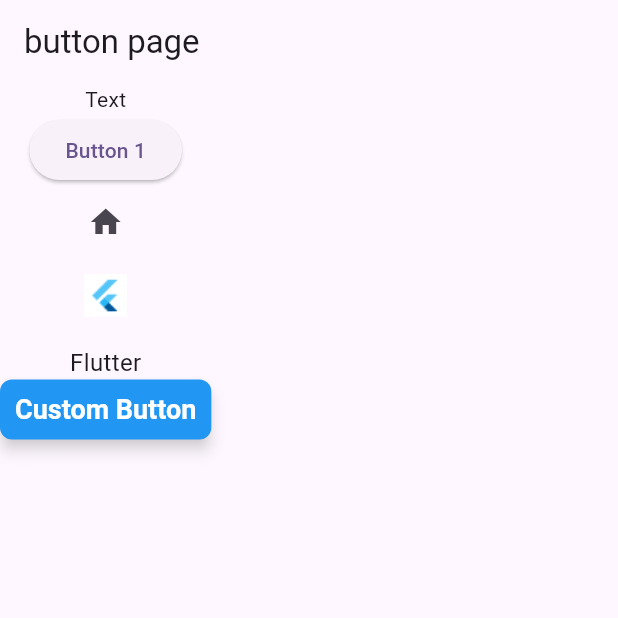
After one commit to chillaxkc/flutter_demo, a Flutter app: the ButtonPage screen opened directly, on a phone screen of 412 x 824 dp, the top half of it. The commit adds this screen. Run offline on Flutter 3.47's test engine with Material 3 defaults, Android fonts, the phone set to English and light mode, and no system bars.

Commit message:
添加按钮一般用法

```diff
--- a/flutter_demo/lib/setting/base_use_page.dart
+++ b/flutter_demo/lib/setting/base_use_page.dart
@@ -1,6 +1,7 @@
 
 import 'package:flutter/material.dart';
 import 'package:flutter_demo/setting/text_page.dart';
+import 'button_page.dart';
 
 class BaseUsePage extends StatefulWidget {
 
@@ -54,10 +55,10 @@ class _BaseUsePageState extends State<BaseUsePage> {
     print('Setting $index');
     switch (index) {
       case 0:
-        pushTextAction();
+        pushTextAction(TextPage());
         break;
       case 1:
-        print('Setting $index');
+        pushTextAction(ButtonPage());
         break;
       case 2:
         print('Setting $index');
@@ -66,10 +67,10 @@ class _BaseUsePageState extends State<BaseUsePage> {
         print('Setting $index');
     }
   }
-  void pushTextAction(){
+  void pushTextAction(Widget page){
     Navigator.push(
       context,
-      MaterialPageRoute(builder: (context) => TextPage()),
+      MaterialPageRoute(builder: (context) => page),
     );
   }
 }
--- /dev/null
+++ b/flutter_demo/lib/setting/button_page.dart
@@ -0,0 +1,75 @@
+import 'package:flutter/material.dart';
+
+class ButtonPage extends StatefulWidget {
+  @override
+  State<ButtonPage> createState() => _ButtonPageState();
+}
+
+class _ButtonPageState extends State<ButtonPage> {
+  @override
+  Widget build(BuildContext context) {
+    return Scaffold(
+      appBar: AppBar(
+        title: const Text('button page'),
+      ),
+      body: Column(crossAxisAlignment: CrossAxisAlignment.center, children: [
+        Text('Text'),
+        ElevatedButton(
+          onPressed: () {
+            print('Button 1 pressed');
+          },
+          child: Text('Button 1'),
+        ),
+        IconButton(
+          onPressed: () {
+            print('Image Button pressed');
+          },
+          icon: Icon(Icons.home),
+        ),
+        Column(
+          mainAxisAlignment: MainAxisAlignment.center,
+          children: [
+            Image.asset(
+              'assets/images/icon_flutter.png', // 替换为你的图片路径
+              height: 50.0,
+              width: 50.0,
+            ),
+            SizedBox(height: 8.0),
+            Text(
+              'Flutter',
+              style: TextStyle(fontSize: 16.0),
+            ),
+          ],
+        ),
+        ElevatedButton(
+          onPressed: () {
+            print('Button 1 pressed');
+          },
+          child: Text('Custom Button'),
+          style: ElevatedButton.styleFrom(
+            backgroundColor: Colors.blue, // 背景颜色
+            foregroundColor: Colors.white, // 文字颜色
+            padding: EdgeInsets.symmetric(horizontal: 10.0, vertical: 10.0), // 内边距
+            shape: RoundedRectangleBorder( // 圆角
+              borderRadius: BorderRadius.circular(8.0),
+            ),
+            elevation: 4.0, // 阴影高度
+            shadowColor: Colors.grey.withOpacity(0.5), // 阴影颜色
+            side: BorderSide.none, // 边框
+            minimumSize: Size(120.0, 48.0), // 最小尺寸
+            splashFactory: InkRipple.splashFactory, // 水波纹效果
+            overlayColor: MaterialStateColor.resolveWith((states) {
+              if (states.contains(MaterialState.pressed)) {
+                return Colors.grey.withOpacity(0.2);
+              }
+              return Colors.transparent;
+            }), // 按下时的颜色覆盖
+            textStyle: TextStyle(fontSize: 18.0, fontWeight: FontWeight.bold), // 文字样式
+            alignment: Alignment.center, // 文字位置
+            visualDensity: VisualDensity.compact, // 视觉密度
+          ),
+        ),
+      ]),
+    );
+  }
+}
--- a/flutter_demo/pubspec.yaml
+++ b/flutter_demo/pubspec.yaml
@@ -59,9 +59,8 @@ flutter:
   uses-material-design: true
 
   # To add assets to your application, add an assets section, like this:
-  # assets:
-  #   - images/a_dot_burr.jpeg
-  #   - images/a_dot_ham.jpeg
+  assets:
+     - assets/images/
 
   # An image asset can refer to one or more resolution-specific "variants", see
   # https://flutter.dev/to/resolution-aware-images
```
Also changed, not shown: flutter_demo/assets/images/icon_flutter.png (added).
